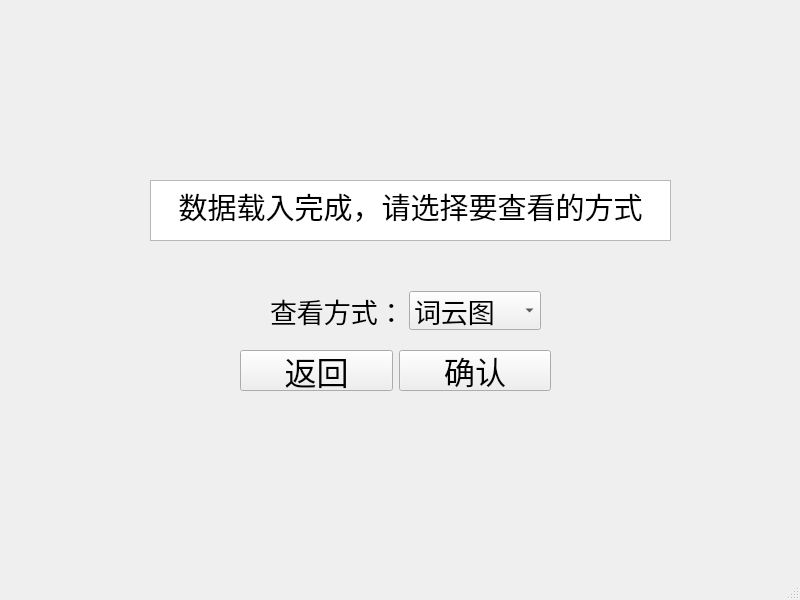
Old version of the form mymainwindow.ui in the repository lh2080028463/String-frequency-statistic.
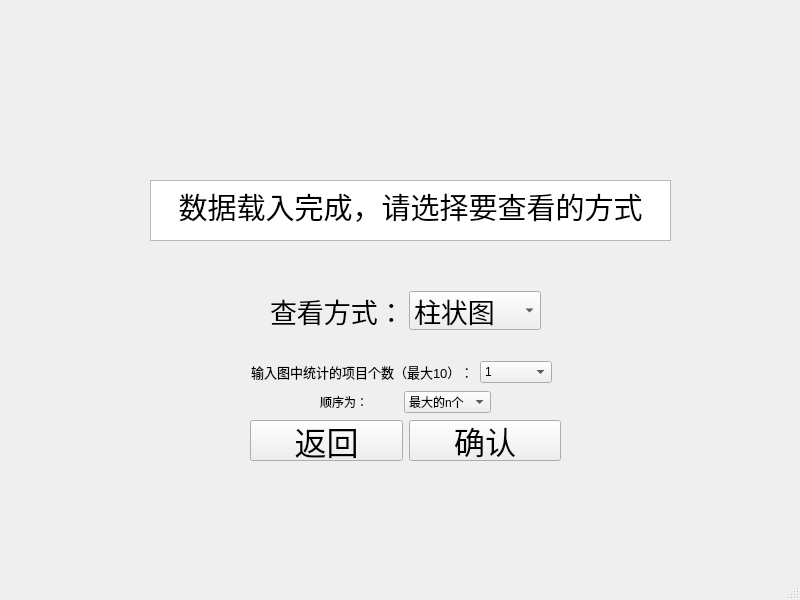
New version of the form.

```diff
--- a/mymainwindow.ui
+++ b/mymainwindow.ui
@@ -63,11 +63,6 @@
          <pointsize>20</pointsize>
         </font>
        </property>
-       <item>
-        <property name="text">
-         <string>词云图</string>
-        </property>
-       </item>
        <item>
         <property name="text">
          <string>柱状图</string>
@@ -90,8 +85,8 @@
    <widget class="QWidget" name="layoutWidget">
     <property name="geometry">
      <rect>
-      <x>240</x>
-      <y>350</y>
+      <x>250</x>
+      <y>420</y>
       <width>311</width>
       <height>41</height>
      </rect>
@@ -135,6 +130,117 @@
      </item>
     </layout>
    </widget>
+   <widget class="QWidget" name="">
+    <property name="geometry">
+     <rect>
+      <x>251</x>
+      <y>360</y>
+      <width>301</width>
+      <height>24</height>
+     </rect>
+    </property>
+    <layout class="QHBoxLayout" name="horizontalLayout_3">
+     <item>
+      <widget class="QLabel" name="label_2">
+       <property name="font">
+        <font>
+         <pointsize>10</pointsize>
+        </font>
+       </property>
+       <property name="text">
+        <string>输入图中统计的项目个数（最大10）：</string>
+       </property>
+      </widget>
+     </item>
+     <item>
+      <widget class="QComboBox" name="combobox2">
+       <item>
+        <property name="text">
+         <string>1</string>
+        </property>
+       </item>
+       <item>
+        <property name="text">
+         <string>2</string>
+        </property>
+       </item>
+       <item>
+        <property name="text">
+         <string>3</string>
+        </property>
+       </item>
+       <item>
+        <property name="text">
+         <string>4</string>
+        </property>
+       </item>
+       <item>
+        <property name="text">
+         <string>5</string>
+        </property>
+       </item>
+       <item>
+        <property name="text">
+         <string>6</string>
+        </property>
+       </item>
+       <item>
+        <property name="text">
+         <string>7</string>
+        </property>
+       </item>
+       <item>
+        <property name="text">
+         <string>8</string>
+        </property>
+       </item>
+       <item>
+        <property name="text">
+         <string>9</string>
+        </property>
+       </item>
+       <item>
+        <property name="text">
+         <string>10</string>
+        </property>
+       </item>
+      </widget>
+     </item>
+    </layout>
+   </widget>
+   <widget class="QWidget" name="">
+    <property name="geometry">
+     <rect>
+      <x>320</x>
+      <y>390</y>
+      <width>171</width>
+      <height>24</height>
+     </rect>
+    </property>
+    <layout class="QHBoxLayout" name="horizontalLayout_4">
+     <item>
+      <widget class="QLabel" name="label_3">
+       <property name="text">
+        <string>顺序为：</string>
+       </property>
+      </widget>
+     </item>
+     <item>
+      <widget class="QComboBox" name="combobox3">
+       <item>
+        <property name="text">
+         <string>最大的n个</string>
+        </property>
+       </item>
+       <item>
+        <property name="text">
+         <string>最小的n个</string>
+        </property>
+       </item>
+      </widget>
+     </item>
+    </layout>
+   </widget>
   </widget>
   <widget class="QMenuBar" name="menubar">
    <property name="geometry">
```
